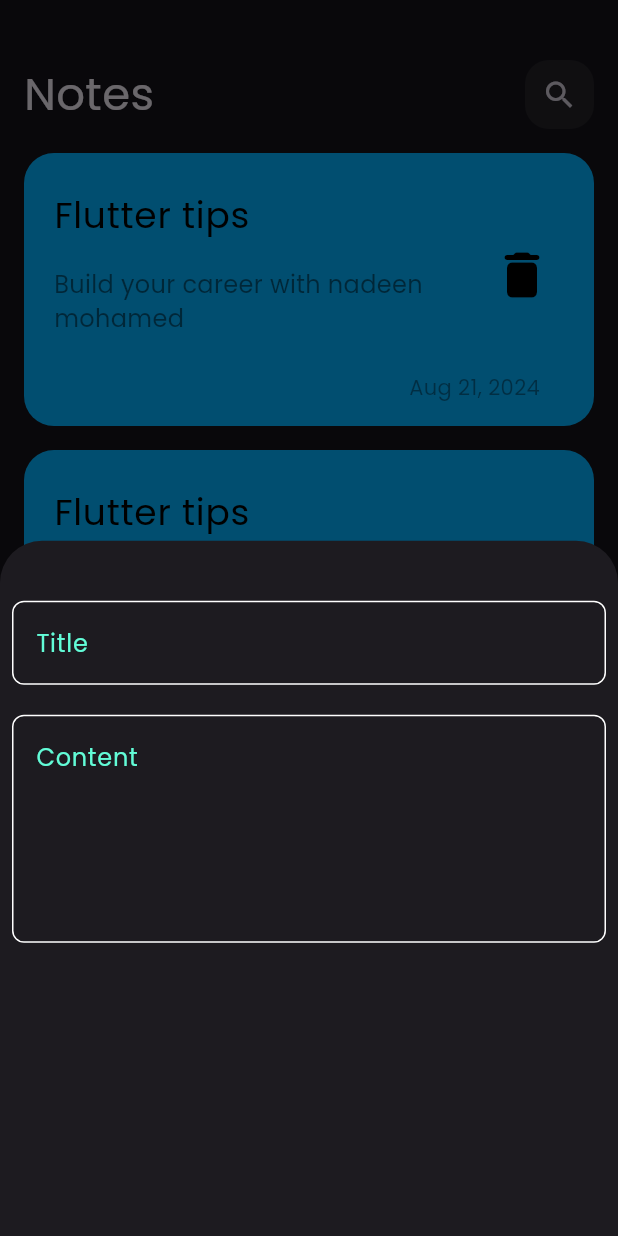
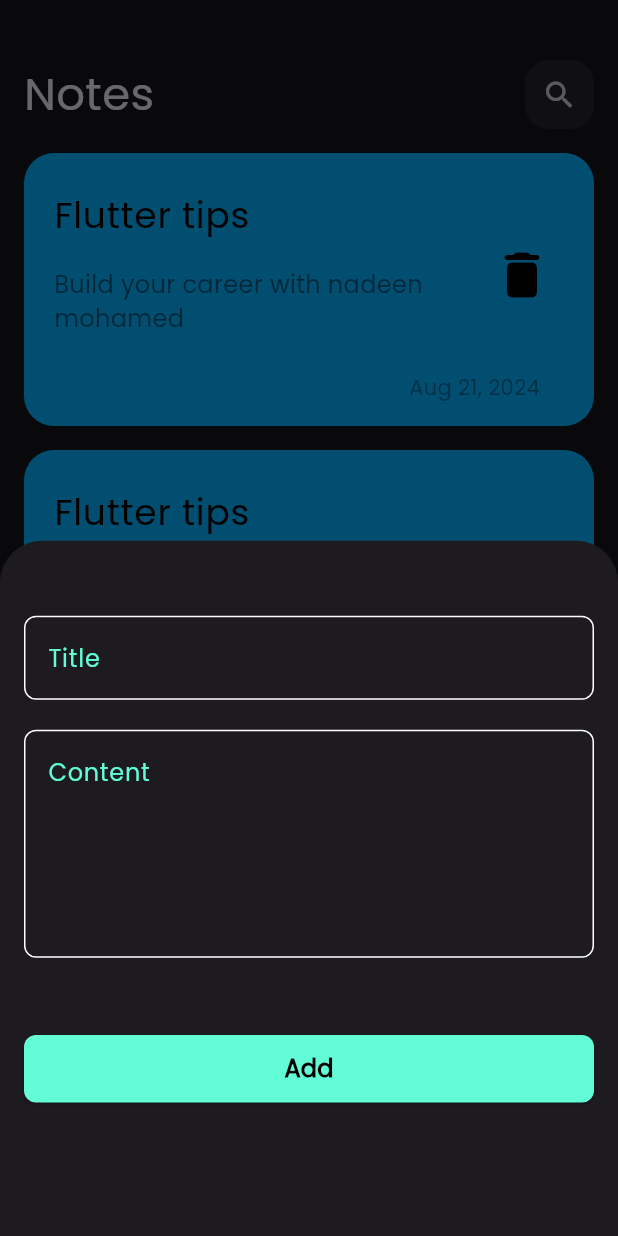
Before and after one commit to Nadeennoshy/simple_notes_app, a Flutter app: the screen it shows after launch, after a tap on the "add" icon, on a phone screen of 412 x 824 dp. Run offline on Flutter 3.47's test engine with Material 3 defaults, Android fonts, the phone set to English and light mode, and no system bars.

Commit message:
create custom button

```diff
--- a/lib/widgets/add_modal_bottom_sheet.dart
+++ b/lib/widgets/add_modal_bottom_sheet.dart
@@ -1,4 +1,5 @@
 import 'package:flutter/material.dart';
+import 'package:simple_notes_app/widgets/custom_button.dart';
 import 'package:simple_notes_app/widgets/custom_text_field.dart';
 
 class AddModalBottomSheet extends StatelessWidget {
@@ -7,13 +8,15 @@ class AddModalBottomSheet extends StatelessWidget {
   @override
   Widget build(BuildContext context) {
     return const Padding(
-      padding: EdgeInsets.symmetric(horizontal: 8.0),
+      padding: EdgeInsets.symmetric(horizontal: 16.0),
       child: Column(
         children: [
-          SizedBox(height: 40,),
+          SizedBox(height: 50,),
           CustomTextField(hintText: 'Title',),
           SizedBox(height: 20,),
-          CustomTextField(hintText: 'Content',maxLines: 5,)
+          CustomTextField(hintText: 'Content',maxLines: 5,),
+          SizedBox(height: 50,),
+          CustomButton(),
         ],
       ),
     );
--- /dev/null
+++ b/lib/widgets/custom_button.dart
@@ -0,0 +1,28 @@
+import 'package:flutter/material.dart';
+import 'package:simple_notes_app/constants.dart';
+
+class CustomButton extends StatelessWidget {
+  const CustomButton({super.key});
+
+  @override
+  Widget build(BuildContext context) {
+    return ElevatedButton(
+      style: ElevatedButton.styleFrom(
+        backgroundColor: kPrimaryColor,
+        minimumSize: Size(MediaQuery.of(context).size.width,45),
+        shape: RoundedRectangleBorder(
+      borderRadius: BorderRadius.circular(8.0), // Set the border radius
+    ),
+        // shape:
+      ),
+      onPressed: (){
+
+      },
+      child: const Text('Add',
+      style: TextStyle(
+        color: Colors.black,
+        fontSize: 16,
+        fontWeight: FontWeight.bold,
+      ),));
+  }
+}
```
